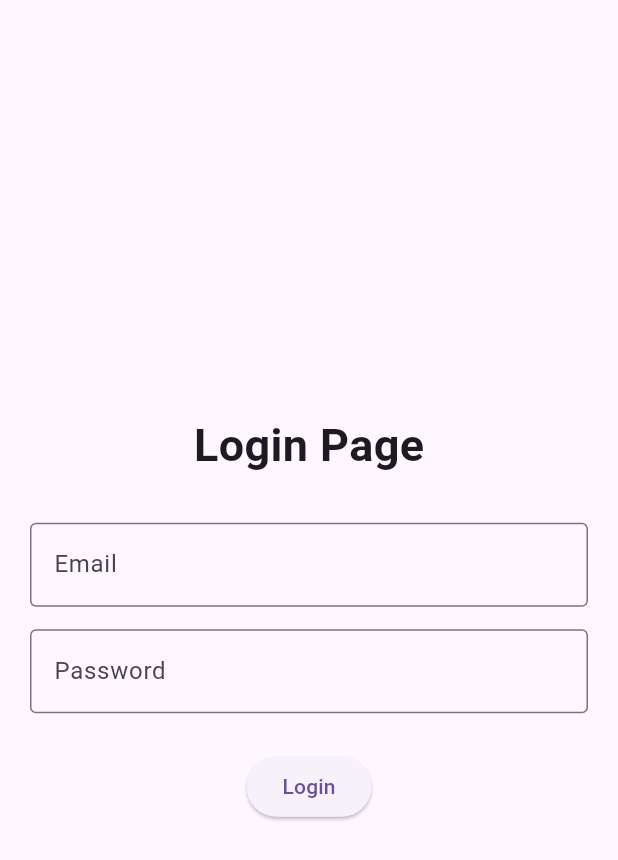
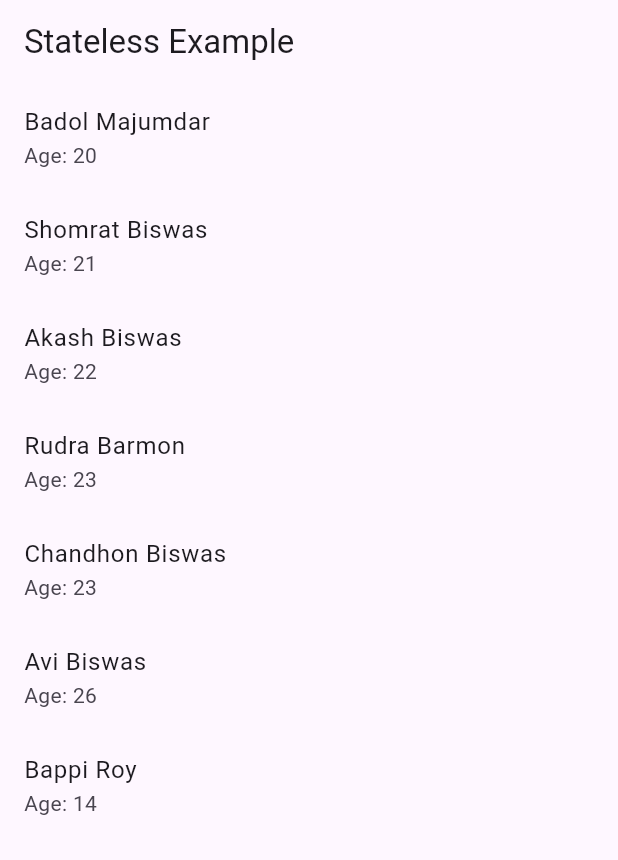
Before and after one commit to badolmajumdar123/Flutter, a Flutter app: the screen it shows after launch, on a phone screen of 412 x 824 dp. Shown: the top 860 px of the screen. Run offline on Flutter 3.47's test engine with Material 3 defaults, Android fonts, the phone set to English and light mode, and no system bars; our stand-ins replace flutter_bloc.

Commit message:
json.dart

```diff
--- /dev/null
+++ b/lib/json.dart
@@ -0,0 +1,72 @@
+import 'package:flutter/material.dart';
+
+class PracticePage extends StatelessWidget {
+  PracticePage({super.key});
+
+  final List<Map<String, dynamic>> myArray = [
+    {
+      "name": "Badol Majumdar",
+      "Mobile": "7001412706",
+      "Email": "badol@gmail.com",
+      "Password": "123",
+      "Age": "20",
+    },
+    {
+      "name": "Shomrat Biswas",
+      "Mobile": "8001412706",
+      "Email": "shomrat@gmail.com",
+      "Password": "1234",
+      "Age": "21",
+    },
+    {
+      "name": "Akash Biswas",
+      "Mobile": "9001412706",
+      "Email": "akash@gmail.com",
+      "Password": "12345",
+      "Age": "22",
+    },
+    {
+      "name": "Rudra Barmon",
+      "Mobile": "2001412706",
+      "Email": "rudra@gmail.com",
+      "Password": "123456",
+      "Age": "23",
+    },
+    {
+      "name": "Chandhon Biswas",
+      "Mobile": "3001412706",
+      "Email": "chandhon@gmail.con",
+      "Password": "1234567",
+      "Age": "23",
+    },
+    {
+      "name": "Avi Biswas",
+      "Mobile": "3001412706",
+      "Email": "avi@gmail.com",
+      "Password": "12345678",
+      "Age": "26",
+    },
+    {
+      "name": "Bappi Roy",
+      "Mobile": "6001412706",
+      "Email": "bappi@gmail.com",
+      "Password": "28",
+      "Age": "14",
+    },
+  ];
+
+  @override
+  Widget build(BuildContext context) {
+    return Scaffold(
+      appBar: AppBar(title: Text("Stateless Example")),
+      body: ListView(
+        children: myArray.map((item) {
+          return ListTile(
+            title: Text(item['name']),
+            subtitle: Text("Age: ${item['Age']}"),
+          );
+        }).toList(),
+      ),
+    );
+  }
+}
--- a/lib/main.dart
+++ b/lib/main.dart
@@ -1,4 +1,4 @@
-import 'package:flu/nextpage.dart';
+import 'package:flu/json.dart';
 
 import 'package:flutter/material.dart';
 import 'package:flutter_bloc/flutter_bloc.dart';
@@ -14,6 +14,6 @@ class MyApp extends StatelessWidget {
 
   @override
   Widget build(BuildContext context) {
-    return MaterialApp(debugShowCheckedModeBanner: false, home: Loginpage());
+    return MaterialApp(debugShowCheckedModeBanner: false, home: PracticePage());
   }
 }
```
